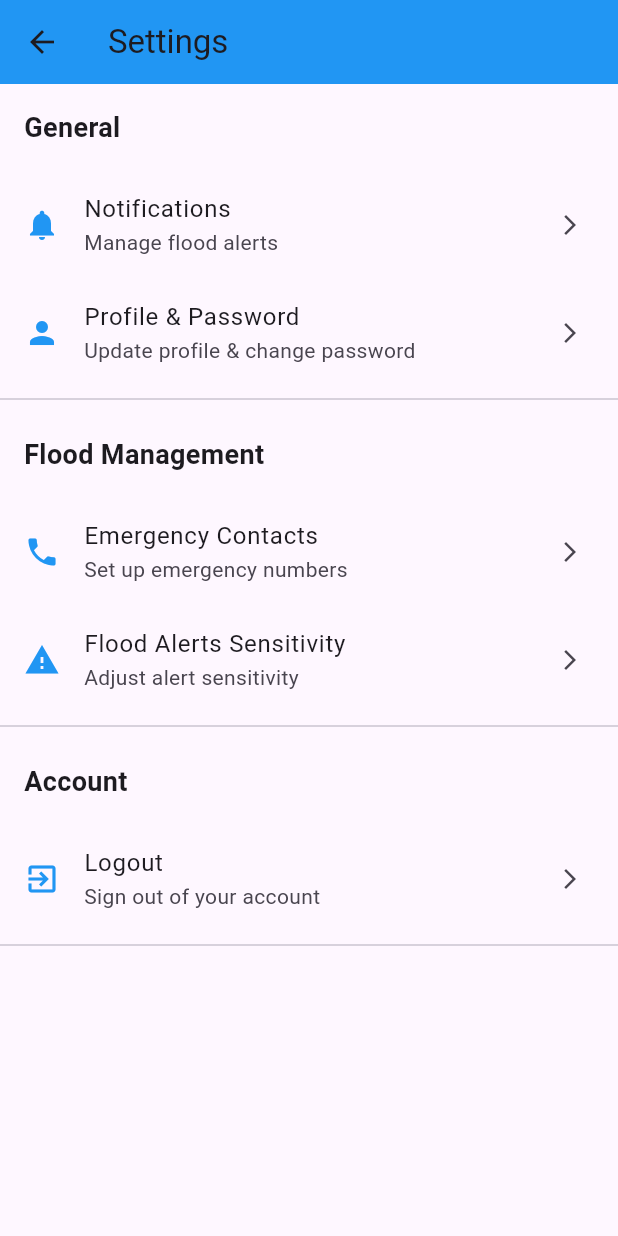
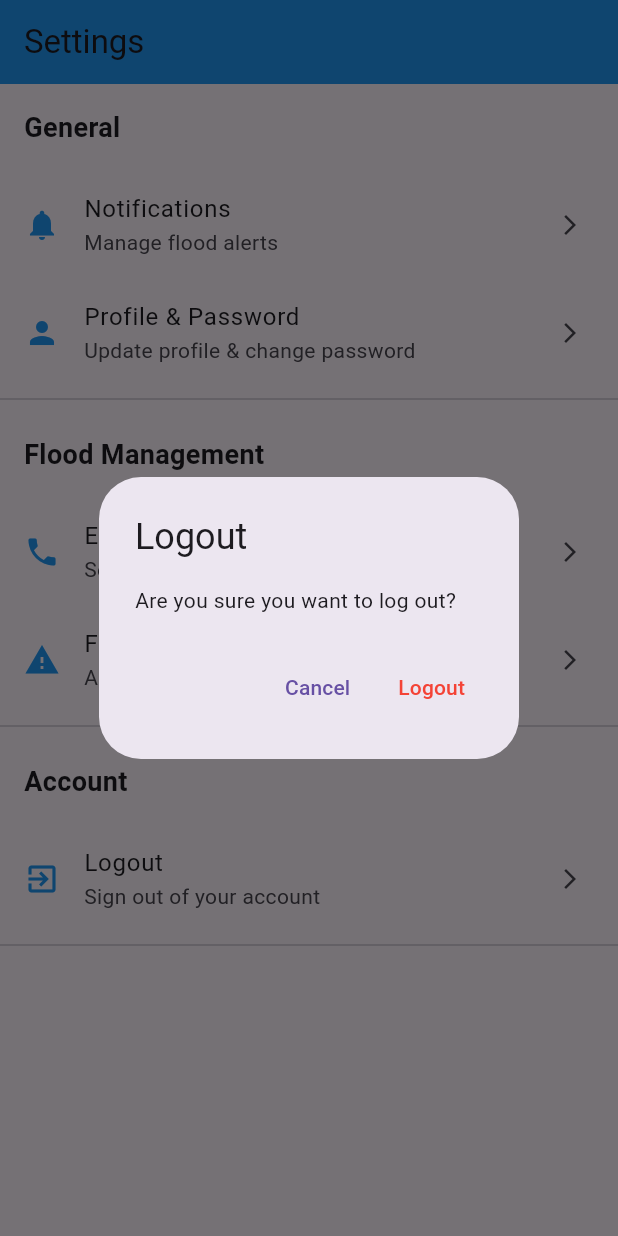
Before and after one commit to nadeelifthi2003/Flood-Sense, a Flutter app: the SettingsPage screen opened directly, after a tap on "Logout", on a phone screen of 412 x 824 dp. Run offline on Flutter 3.47's test engine with Material 3 defaults, Android fonts, the phone set to English and light mode, and no system bars.

Commit message:
settings logout update

```diff
--- a/lib/main.dart
+++ b/lib/main.dart
@@ -1,4 +1,5 @@
-import 'package:floodsense/water%20level%20app/water%20level.dart';
+import 'package:floodsense/screens/settings_page.dart';
+
 import 'package:flutter/material.dart';
 
 void main() {
@@ -17,7 +18,7 @@ class FloodSenseApp extends StatelessWidget {
         visualDensity: VisualDensity.adaptivePlatformDensity,
       ),
       debugShowCheckedModeBanner: false, // Disable debug banner
-      home: WaterLevelScreen(), // Directly show the Settings Page
+      home: SettingsPage(), // Directly show the Settings Page
     );
   }
 }
--- a/lib/screens/settings_page.dart
+++ b/lib/screens/settings_page.dart
@@ -11,7 +11,7 @@ class SettingsPage extends StatelessWidget {
   Widget build(BuildContext context) {
     return Scaffold(
       appBar: AppBar(
-        title: Text("Settings"),
+        title: const Text("Settings"),
         backgroundColor: Colors.blue,
       ),
       body: ListView(
@@ -83,7 +83,7 @@ class SettingsPage extends StatelessWidget {
                 subtitle: "Sign out of your account",
                 icon: Icons.exit_to_app,
                 onTap: () {
-                  // Logout action
+                  _showLogoutDialog(context); // ✅ Show Logout Confirmation
                 },
               ),
             ],
@@ -92,14 +92,48 @@ class SettingsPage extends StatelessWidget {
       ),
     );
   }
+
+  // ✅ Logout Confirmation Dialog
+  void _showLogoutDialog(BuildContext context) {
+    showDialog(
+      context: context,
+      builder: (BuildContext context) {
+        return AlertDialog(
+          title: const Text("Logout"),
+          content: const Text("Are you sure you want to log out?"),
+          actions: [
+            TextButton(
+              onPressed: () {
+                Navigator.pop(context); // Close dialog
+              },
+              child: const Text("Cancel"),
+            ),
+            TextButton(
+              onPressed: () {
+                Navigator.pop(context); // Close dialog
+                _performLogout(context); // ✅ Perform logout
+              },
+              child: const Text("Logout", style: TextStyle(color: Colors.red)),
+            ),
+          ],
+        );
+      },
+    );
+  }
+
+  // ✅ Perform Logout Action
+  void _performLogout(BuildContext context) {
+    ScaffoldMessenger.of(context).showSnackBar(
+      const SnackBar(content: Text("Logged out successfully")),
+    );
+  }
 }
 
 class SettingsSection extends StatelessWidget {
   final String title;
   final List<Widget> tiles;
 
-  // ignore: use_key_in_widget_constructors
-  const SettingsSection({required this.title, required this.tiles});
+  const SettingsSection({super.key, required this.title, required this.tiles});
 
   @override
   Widget build(BuildContext context) {
@@ -109,10 +143,11 @@ class SettingsSection extends StatelessWidget {
         Padding(
           padding: const EdgeInsets.all(16.0),
           child: Text(title,
-              style: TextStyle(fontSize: 18, fontWeight: FontWeight.bold)),
+              style:
+                  const TextStyle(fontSize: 18, fontWeight: FontWeight.bold)),
         ),
         ...tiles,
-        Divider(),
+        const Divider(),
       ],
     );
   }
@@ -137,7 +172,7 @@ class SettingsTile extends StatelessWidget {
       leading: Icon(icon, color: Colors.blue),
       title: Text(title),
       subtitle: Text(subtitle),
-      trailing: Icon(Icons.arrow_forward_ios, size: 16),
+      trailing: const Icon(Icons.arrow_forward_ios, size: 16),
       onTap: onTap,
     );
   }
```
Also changed, not shown: lib/water level app/water level.dart (deleted, +0 -123 lines).
